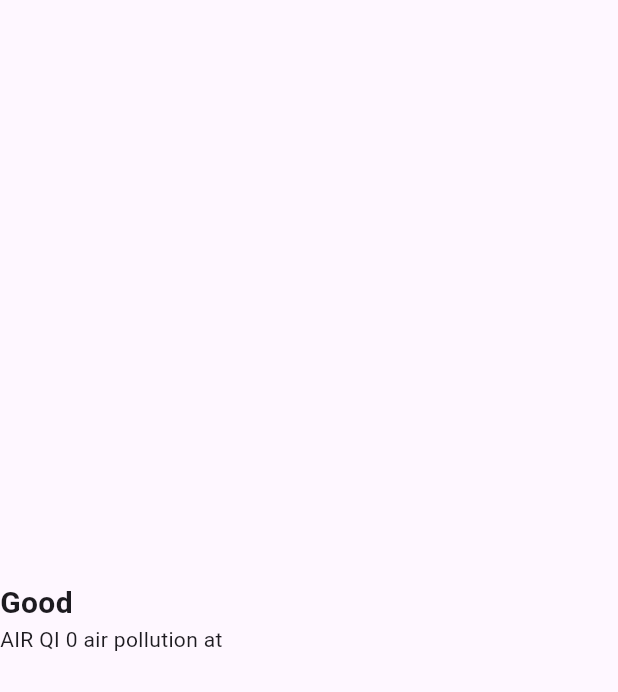
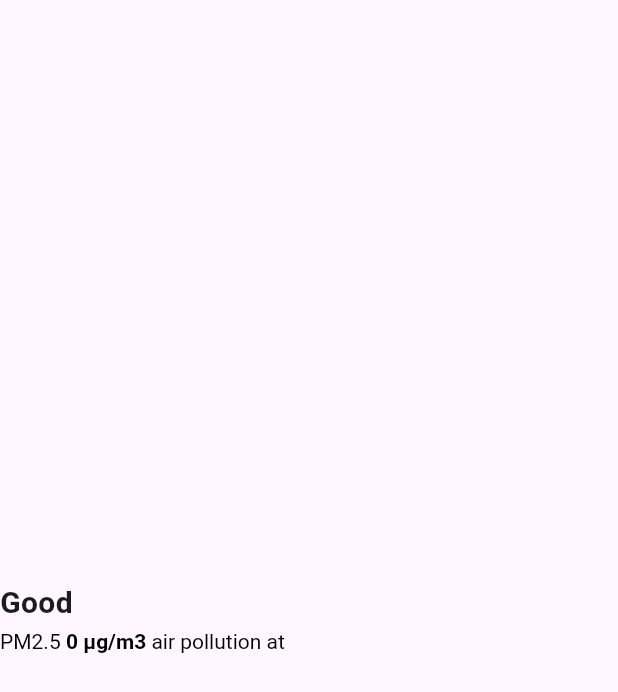
Before and after one commit to noontts/flutter-air-quality, a Flutter app: the Pm25Info widget shown alone on an empty page, opened directly with empty values, on a phone screen of 412 x 824 dp. Shown: the top 692 px of the screen. Run offline on Flutter 3.47's test engine with Material 3 defaults, Android fonts, the phone set to English and light mode, and no system bars; our stand-ins replace dio, flutter_map, get_it, go_router, google_nav_bar, latlong2 and 1 more; missing offline and left inert: just_the_tooltip.

Commit message:
fix: map screen panel ui.

```diff
--- a/apps/map/lib/feature/map/presentation/widget/pm_25_info.dart
+++ b/apps/map/lib/feature/map/presentation/widget/pm_25_info.dart
@@ -1,7 +1,5 @@
 import 'package:core_libs/utils/air_quality_text.dart';
-import 'package:flutter/cupertino.dart';
 import 'package:flutter/material.dart';
-import 'package:flutter/widgets.dart';
 
 class Pm25Info extends StatelessWidget {
   final String name;
@@ -22,13 +20,21 @@ class Pm25Info extends StatelessWidget {
             maxLines: 2,
             style: const TextStyle(fontWeight: FontWeight.bold, fontSize: 20),
           ),
-            Text(
-              "AIR QI ${aqi} air pollution at ${name}",
-              maxLines: 3,
-              style: const TextStyle(
-                overflow: TextOverflow.ellipsis,
-              ),
-            ),
+          RichText(
+            maxLines: 3,
+            overflow: TextOverflow.ellipsis,
+            text: TextSpan(children: <TextSpan>[
+              const TextSpan(
+                  text: 'PM2.5', style: TextStyle(color: Colors.black)),
+              TextSpan(
+                  text: ' $aqi μg/m3 ',
+                  style: const TextStyle(
+                      fontWeight: FontWeight.w700, color: Colors.black)),
+              TextSpan(
+                  text: 'air pollution at $name',
+                  style: const TextStyle(color: Colors.black, height: 1.45))
+            ]),
+          ),
         ],
       ),
     );
--- a/packages/core_libs/lib/utils/air_quality_color.dart
+++ b/packages/core_libs/lib/utils/air_quality_color.dart
@@ -4,7 +4,7 @@ Color aqiToColor(int aqi){
   if (aqi >= 0 && aqi <= 50) {
     return Colors.green;  // Good
   } else if (aqi >= 51 && aqi <= 100) {
-    return Colors.yellow;  // Moderate
+    return Colors.yellow.shade500;  // Moderate
   } else if (aqi >= 101 && aqi <= 150) {
     return Colors.orange;  // Unhealthy for Sensitive Groups
   } else if (aqi >= 151 && aqi <= 200) {
```
Also changed, not shown: apps/map/lib/feature/map/presentation/widget/pm_25_number.dart (+13 -6 lines).
